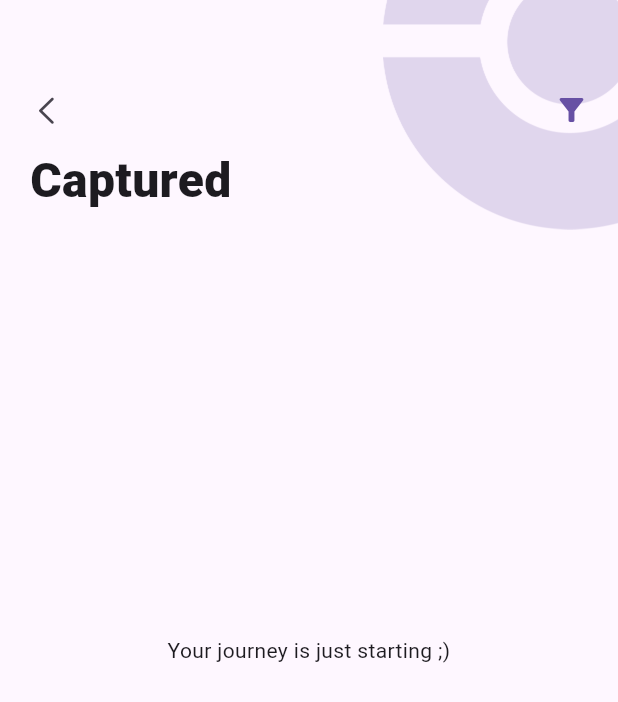
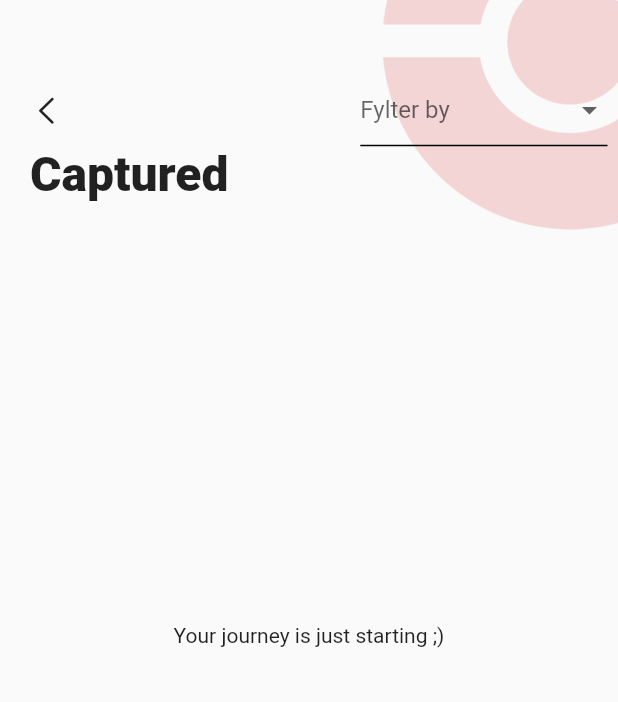
Before and after one commit to aleMartin99/flutter_pokedex, a Flutter app: the screen it shows after launch, after a tap on "Captured", on a phone screen of 412 x 824 dp. Shown: the top 702 px of the screen. Run offline on Flutter 3.47's test engine with Material 3 defaults, Android fonts, the light colour scheme and no system bars; our stand-ins replace cached_network_image, equatable, flutter_bloc, fpdart, get_it, isar and 2 more; accounts and stored records are empty; generated files the repository leaves out were written again; network calls fail.

Commit message:
corrected pokemon type color, implemented dynamic filters

```diff
--- a/lib/app.dart
+++ b/lib/app.dart
@@ -4,11 +4,12 @@ import 'package:flutter/material.dart';
 import 'package:flutter/services.dart';
 import 'package:flutter_bloc/flutter_bloc.dart';
 import 'package:flutter_pokedex/core/router/router_exports.dart';
+import 'package:flutter_pokedex/core/theme/colors.dart';
+import 'package:flutter_pokedex/core/theme/theme.dart';
 import 'package:flutter_pokedex/main.dart';
 import 'package:flutter_pokedex/presentation/captured_screen/filter_bloc/filter_bloc.dart';
 import 'package:flutter_pokedex/presentation/pokedex_screen/pokemon_bloc/pokemon_bloc.dart';
 import 'package:flutter_pokedex/presentation/pokedex_screen/search_bloc/search_bloc.dart';
-import 'package:responsive_sizer/responsive_sizer.dart';
 
 /// Base class for the application
 
@@ -25,9 +26,6 @@ class _AppState extends State<App> with WidgetsBindingObserver {
     SystemChrome.setPreferredOrientations([
       DeviceOrientation.portraitUp,
     ]);
-    //initialize responsive sizer package
-    return ResponsiveSizer(
-      builder: (context, orientation, screenType) {
     return MultiBlocProvider(
       providers: [
         BlocProvider(
@@ -41,13 +39,12 @@ class _AppState extends State<App> with WidgetsBindingObserver {
         ),
       ],
       child: MaterialApp(
+        theme: theme(),
         debugShowCheckedModeBanner: false,
         home: const AppRouter(),
         onGenerateRoute: AppRouter.generateRoute,
         initialRoute: AppRoutes.homeScreenRoute,
       ),
     );
-      },
-    );
   }
 }
--- a/lib/core/constants/pokemon_types.dart
+++ b/lib/core/constants/pokemon_types.dart
@@ -1,33 +1,33 @@
+// ignore_for_file: public_member_api_docs
+
 import 'dart:ui';
 
 import 'package:flutter_pokedex/core/theme/colors.dart';
 
 enum PokemonTypes {
-  grass('Grass', AppColors.lightGreen),
-  poison('Poison', AppColors.lightPurple),
-  fire('Fire', AppColors.lightRed),
-  flying('Flying', AppColors.lilac),
-  water('Water', AppColors.lightBlue),
-  bug('Bug', AppColors.lightTeal),
-  normal('Normal', AppColors.beige),
-  electric('Electric', AppColors.lightYellow),
-  ground('Ground', AppColors.darkBrown),
-  fairy('Fairy', AppColors.pink),
-  fighting('Fighting', AppColors.red),
-  psychic('Psychic', AppColors.lightPink),
-  rock('Rock', AppColors.lightBrown),
-  steel('Steel', AppColors.grey),
-  ice('Ice', AppColors.lightCyan),
-  ghost('Ghost', AppColors.purple),
-  dragon('Dragon', AppColors.violet),
-  dark('Dark', AppColors.black),
-  monster('Monster', AppColors.lightBlue),
+  bug('Bug', AppColors.bug),
+  dark('Dark', AppColors.dark),
+  dragon('Dragon', AppColors.dragon),
+  electric('Electric', AppColors.electric),
+  fairy('Fairy', AppColors.fairy),
+  fighting('Fighting', AppColors.fighting),
+  fire('Fire', AppColors.fire),
+  flying('Flying', AppColors.flying),
+  ghost('Ghost', AppColors.ghost),
+  grass('Grass', AppColors.grass),
+  ground('Ground', AppColors.ground),
+  ice('Ice', AppColors.ice),
+  normal('Normal', AppColors.normal),
+  poison('Poison', AppColors.poison),
+  psychic('Psychic', AppColors.psychic),
+  rock('Rock', AppColors.rock),
+  steel('Steel', AppColors.steel),
+  water('Water', AppColors.water),
   unknown('Unknown', AppColors.lightBlue);
 
+  const PokemonTypes(this.displayName, this.color);
   final String displayName;
   final Color color;
-
-  const PokemonTypes(this.displayName, this.color);
 
   static PokemonTypes parse(String rawValue) => values.firstWhere(
         (e) => e.name == rawValue.toLowerCase(),
--- a/lib/core/shared_components/custom_scaffold.dart
+++ b/lib/core/shared_components/custom_scaffold.dart
@@ -78,7 +78,7 @@ class PositionedPokeball extends StatelessWidget {
         image: const AssetImage(ImageConstants.pokeball),
         width: pokeballSize,
         height: pokeballSize,
-        color: Theme.of(context).primaryColor.withOpacity(0.2),
+        color: Theme.of(context).colorScheme.primary.withOpacity(0.15),
       ),
     );
   }
--- /dev/null
+++ b/lib/core/theme/theme.dart
@@ -0,0 +1,31 @@
+import 'package:flutter/material.dart';
+import 'package:flutter/services.dart';
+import 'package:flutter_pokedex/core/theme/colors.dart';
+
+///
+ThemeData theme() {
+  return ThemeData(
+    colorScheme: ColorScheme.fromSwatch().copyWith(
+      primary: AppColors.primary,
+    ),
+    primaryColor: AppColors.primary,
+    useMaterial3: false,
+    appBarTheme: appBarTheme(),
+    visualDensity: VisualDensity.adaptivePlatformDensity,
+  );
+}
+
+///
+AppBarTheme appBarTheme() {
+  return AppBarTheme(
+    color: AppColors.primary,
+    iconTheme: const IconThemeData(color: Colors.black),
+    systemOverlayStyle: SystemUiOverlayStyle.dark,
+    toolbarTextStyle: const TextTheme(
+      titleLarge: TextStyle(color: Color(0XFF8B8B8B), fontSize: 20),
+    ).bodyMedium,
+    titleTextStyle: const TextTheme(
+      titleLarge: TextStyle(color: Color(0XFF8B8B8B), fontSize: 20),
+    ).titleLarge,
+  );
+}
--- a/lib/presentation/captured_screen/components/capture_pokemon_grid.dart
+++ b/lib/presentation/captured_screen/components/capture_pokemon_grid.dart
@@ -5,7 +5,9 @@ import 'package:flutter/material.dart';
 import 'package:flutter_bloc/flutter_bloc.dart';
 import 'package:flutter_pokedex/core/router/router_exports.dart';
 import 'package:flutter_pokedex/core/services/order_alphabetically_service.dart';
+import 'package:flutter_pokedex/core/services/order_by_type.dart';
 import 'package:flutter_pokedex/core/shared_components/loading.dart';
+
 import 'package:flutter_pokedex/domain/entities/pokemon.dart';
 import 'package:flutter_pokedex/presentation/captured_screen/filter_bloc/filter_bloc.dart';
 import 'package:flutter_pokedex/presentation/pokedex_screen/components/pokemon_card.dart';
@@ -42,6 +44,8 @@ class _CapturedPokemonGridState extends State<CapturedPokemonGrid> {
     );
   }
 
+  List<String> filters = ['Alphabetically', 'By type', 'None'];
+
   @override
   Widget build(BuildContext context) {
     return BlocBuilder<FilterBloc, FilterState>(
@@ -60,16 +64,55 @@ class _CapturedPokemonGridState extends State<CapturedPokemonGrid> {
                     onPressed: () => Navigator.pop(context),
                     icon: const Icon(CupertinoIcons.left_chevron),
                   ),
-                  IconButton(
-                    onPressed: () => context.read<FilterBloc>().add(
+                  Container(
+                    width: MediaQuery.sizeOf(context).width * 0.4,
+                    child: DropdownButtonFormField<String>(
+                      decoration: InputDecoration(
+                        focusedBorder: UnderlineInputBorder(
+                          borderSide: BorderSide(
+                            color: Theme.of(context).primaryColor,
+                          ),
+                        ),
+                        enabledBorder: const UnderlineInputBorder(),
+                        contentPadding: EdgeInsets.zero,
+                        hintText: 'Fylter by',
+                        hintStyle: const TextStyle(
+                          fontSize: 14,
+                          color: Colors.black54,
+                        ),
+                        floatingLabelBehavior: FloatingLabelBehavior.always,
+                      ),
+                      borderRadius: const BorderRadius.all(Radius.circular(8)),
+                      onChanged: (String? value) async {
+                        if (value == filters[0]) {
+                          context.read<FilterBloc>().add(
                                 OnToggleAlphabeticallyFilterEvent(
                                   isFilteringByAlphabetically:
                                       !filterState.isFilteringByAlphabetically,
                                 ),
+                              );
+                        } else if (value == filters[1]) {
+                          context.read<FilterBloc>().add(
+                                OnToggleByTypeFilterEvent(
+                                  isFilteringByType:
+                                      !filterState.isFilteringByType,
                                 ),
-                    icon: Icon(
-                      Icons.filter_alt,
-                      color: Theme.of(context).colorScheme.primary,
+                              );
+                        } else {
+                          context.read<FilterBloc>().add(OnResetFiltersEvent());
+                        }
+                      },
+                      items:
+                          filters.map<DropdownMenuItem<String>>((String value) {
+                        return DropdownMenuItem<String>(
+                          alignment: Alignment.centerLeft,
+                          value: value,
+                          child: Text(
+                            value,
+                            textAlign: TextAlign.left,
+                          ),
+                        );
+                      }).toList(),
                     ),
                   ),
                 ],
@@ -148,8 +191,24 @@ class _CapturedPokemonGridState extends State<CapturedPokemonGrid> {
                                         ),
                                       ),
                                     )
+                                  : (filterState.isFilteringByType)
+                                      ? List.generate(
+                                          orderByType(
+                                            pokemonState.capturedPokemonsList,
+                                          ).length,
+                                          (index) => PokemonCard(
+                                            orderByType(
+                                              pokemonState.capturedPokemonsList,
+                                            )[index],
+                                            onPress: () => _onPokemonPress(
+                                              pokemonState
+                                                  .capturedPokemonsList[index],
+                                            ),
+                                          ),
+                                        )
                                       : List.generate(
-                                      pokemonState.capturedPokemonsList.length,
+                                          pokemonState
+                                              .capturedPokemonsList.length,
                                           (index) => PokemonCard(
                                             pokemonState
                                                 .capturedPokemonsList[index],
--- a/lib/presentation/captured_screen/filter_bloc/filter_event.dart
+++ b/lib/presentation/captured_screen/filter_bloc/filter_event.dart
@@ -15,3 +15,20 @@ class OnToggleAlphabeticallyFilterEvent extends FilterEvent {
   @override
   List<Object> get props => [isFilteringByAlphabetically];
 }
+
+class OnToggleByTypeFilterEvent extends FilterEvent {
+  OnToggleByTypeFilterEvent({
+    required this.isFilteringByType,
+  });
+
+  /// By type filter status
+  final bool isFilteringByType;
+
+  @override
+  List<Object> get props => [isFilteringByType];
+}
+
+class OnResetFiltersEvent extends FilterEvent {
+  @override
+  List<Object> get props => [];
+}
--- a/lib/presentation/captured_screen/filter_bloc/filter_state.dart
+++ b/lib/presentation/captured_screen/filter_bloc/filter_state.dart
@@ -3,41 +3,21 @@
 part of 'filter_bloc.dart';
 
 class FilterState {
-  FilterState({this.isFilteringByAlphabetically = false});
+  FilterState({
+    this.isFilteringByAlphabetically = false,
+    this.isFilteringByType = false,
+  });
   final bool isFilteringByAlphabetically;
+  final bool isFilteringByType;
 
-  FilterState copyWith({bool? isFilteringByAlphabetically}) {
+  FilterState copyWith({
+    bool? isFilteringByType,
+    bool? isFilteringByAlphabetically,
+  }) {
     return FilterState(
+      isFilteringByType: isFilteringByType ?? this.isFilteringByType,
       isFilteringByAlphabetically:
           isFilteringByAlphabetically ?? this.isFilteringByAlphabetically,
     );
   }
 }
-
-
-// class FilterState extends Equatable {
-//   const FilterState({
-//     this.isFilteringByAlphabetically = false,
-//     this.status = FilterStatus.initial,
-//   });
-//   final bool isFilteringByAlphabetically;
-
-//   final FilterStatus status;
-
-//   FilterState copyWith({
-//     bool? isFilteringByAlphabetically,
-//     FilterStatus? status,
-//   }) {
-//     return FilterState(
-//       status: status ?? this.status,
-//       isFilteringByAlphabetically:
-//           isFilteringByAlphabetically ?? this.isFilteringByAlphabetically,
-//     );
-//   }
-
-//   @override
-//   List<Object?> get props => [
-//         status,
-//         isFilteringByAlphabetically,
-//       ];
-// }
--- a/lib/presentation/home_screen/home_body.dart
+++ b/lib/presentation/home_screen/home_body.dart
@@ -39,7 +39,7 @@ class _HomeBodyState extends State<HomeBody> {
           ),
           CategoryCard(
             title: 'Pokedex',
-            color: AppColors.red,
+            color: AppColors.primary.withOpacity(0.8),
             onPressed: () async {
               await Navigator.pushNamed(
                 context,
@@ -49,7 +49,7 @@ class _HomeBodyState extends State<HomeBody> {
           ),
           CategoryCard(
             title: 'Captured',
-            color: AppColors.blue,
+            color: AppColors.water,
             onPressed: () async {
               await Navigator.pushNamed(
                 context,
--- a/lib/presentation/pokedex_screen/components/search_field.dart
+++ b/lib/presentation/pokedex_screen/components/search_field.dart
@@ -32,7 +32,6 @@ class _SearchFieldState extends State<SearchField> {
   @override
   Widget build(BuildContext context) {
     return Container(
-      // width: SizeConfig.screenWidth * 0.6,
       decoration: BoxDecoration(
         color: const Color.fromARGB(186, 226, 227, 230),
         borderRadius: BorderRadius.circular(15),
@@ -54,6 +53,7 @@ class _SearchFieldState extends State<SearchField> {
           focusedBorder: InputBorder.none,
           enabledBorder: InputBorder.none,
           hintText: 'Search a pokemon',
+          hintStyle: TextStyle(fontSize: 14, color: Colors.grey),
           prefixIcon: Icon(Icons.search),
         ),
       ),
--- a/pubspec.yaml
+++ b/pubspec.yaml
@@ -21,7 +21,6 @@ dependencies:
   isar: ^3.1.0+1
   isar_flutter_libs: ^3.1.0+1
   line_icons: ^2.0.1
-  responsive_sizer:  ^3.2.0
   sliding_up_panel: ^2.0.0+1
   visibility_detector: ^0.2.2
 dev_dependencies:
```
Also changed, not shown: lib/core/services/order_by_type.dart (added, +12 -0 lines), lib/core/shared_components/pokemon_type_card.dart (+5 -6 lines), lib/core/theme/colors.dart (+19 -67 lines), lib/presentation/captured_screen/filter_bloc/filter_bloc.dart (+18 -25 lines), lib/presentation/home_screen/components/category_card.dart (+9 -0 lines), lib/presentation/home_screen/components/header.dart (+6 -4 lines), lib/presentation/pokemon_details_screen/components/main_tab_view.dart (+6 -5 lines), lib/presentation/pokemon_details_screen/components/pokemon_info_card_basestats.dart (+4 -7 lines), pubspec.lock, 11 other files. Lines whose indentation alone changed are shown as unchanged.
